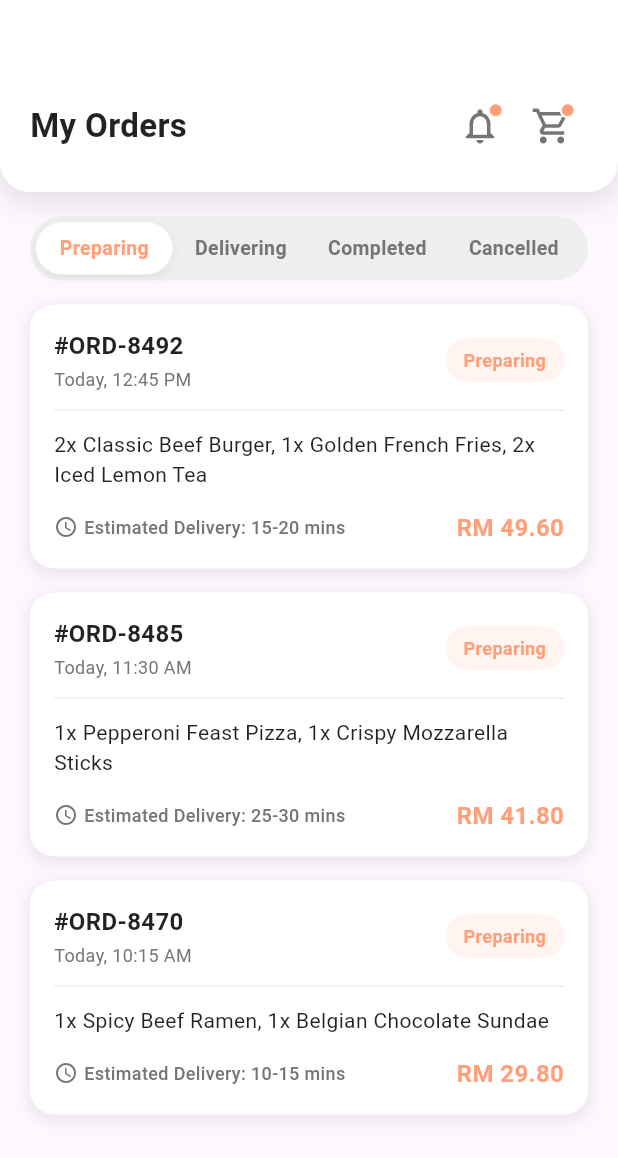
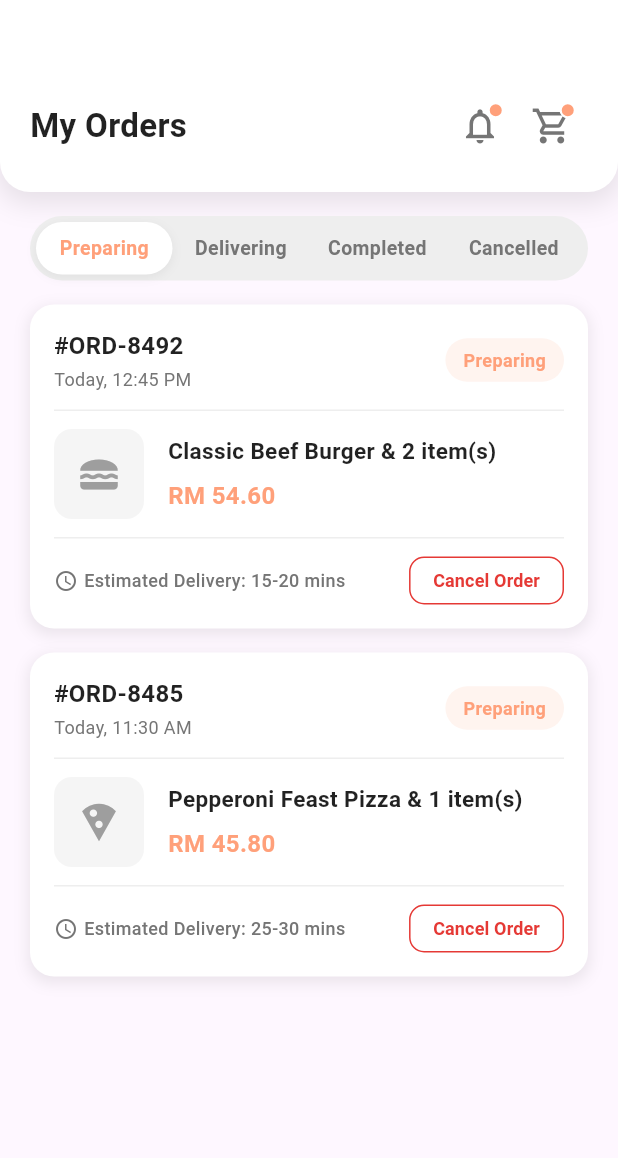
Before and after one commit to kkhhhhh-v61/mad_assignment, a Flutter app: the CustomerOrders widget shown alone on an empty page, opened directly, on a phone screen of 412 x 824 dp. Shown: the top 1158 px of the screen. Run offline on Flutter 3.47's test engine with Material 3 defaults, Android fonts, the phone set to English and light mode, and no system bars.

Commit message:
UI design 8

```diff
--- a/lib/customer/home.dart
+++ b/lib/customer/home.dart
@@ -1,7 +1,7 @@
 import 'package:flutter/material.dart';
 
-// ignore: unused_import
 import '../global.dart';
+
 // TODELETE
 import '../data.dart';
 import 'header.dart';
--- a/lib/customer/menu.dart
+++ b/lib/customer/menu.dart
@@ -1,7 +1,7 @@
 import 'package:flutter/material.dart';
 
-// ignore: unused_import
 import '../global.dart';
+
 // TODELETE
 import '../data.dart';
 import 'filter_overlay.dart';
--- a/lib/customer/orders.dart
+++ b/lib/customer/orders.dart
@@ -1,7 +1,9 @@
 import 'package:flutter/material.dart';
 
-// ignore: unused_import
 import '../global.dart';
+
+import 'order_details.dart';
+
 // TODELETE
 import '../data.dart';
 import 'header.dart';
@@ -92,7 +94,7 @@ class _CustomerOrdersState extends State<CustomerOrders> {
         Expanded(
           child: SingleChildScrollView(
             // TODELETE
-            child: buildDummyOrders(),
+            child: buildDummyOrders(_selectedStatus),
           ),
         ),
       ],
@@ -101,20 +103,70 @@ class _CustomerOrdersState extends State<CustomerOrders> {
 }
 
 // ==================== Order Card UI ====================
-Widget buildOrderCard(Map<String, Object> order) {
+Widget buildOrderCard(BuildContext context, Map<String, Object> order) {
   final String orderId = order['orderId'] as String;
   final String date = order['date'] as String;
   final String status = order['status'] as String;
-  final String items = order['items'] as String;
+  final List<Map<String, Object>> itemsList = (order['items'] as List).cast<Map<String, Object>>();
   final String totalPrice = order['totalPrice'] as String;
   final String info = order['info'] as String;
+  final IconData? icon = order['icon'] as IconData?;
 
-  final bool isPreparing = status == 'Preparing';
-  final Color statusColor = isPreparing
-      ? const Color.fromARGB(255, 255, 160, 122)
-      : const Color(0xFF4CAF50);
+  Color statusColor;
+  IconData footerIcon;
+  String buttonText;
+  Color buttonColor;
+  bool isOutlined;
 
-  return Container(
+  switch (status) {
+    case 'Preparing':
+      statusColor = const Color.fromARGB(255, 255, 160, 122);
+      footerIcon = Icons.access_time;
+      buttonText = 'Cancel Order';
+      buttonColor = const Color(0xFFE53935);
+      isOutlined = true;
+      break;
+    case 'Delivering':
+      statusColor = const Color(0xFF2196F3);
+      footerIcon = Icons.delivery_dining;
+      buttonText = 'Track Order';
+      buttonColor = const Color.fromARGB(255, 255, 160, 122);
+      isOutlined = false;
+      break;
+    case 'Cancelled':
+      statusColor = const Color(0xFFE53935);
+      footerIcon = Icons.cancel_outlined;
+      buttonText = 'Reorder';
+      buttonColor = const Color.fromARGB(255, 255, 160, 122);
+      isOutlined = false;
+      break;
+    case 'Completed':
+    default:
+      statusColor = const Color(0xFF4CAF50);
+      footerIcon = Icons.check_circle_outline;
+      buttonText = 'Reorder';
+      buttonColor = const Color.fromARGB(255, 255, 160, 122);
+      isOutlined = false;
+      break;
+  }
+
+  // Parse items
+  String firstItemName = itemsList.isNotEmpty ? itemsList.first['name'] as String : '';
+  final int remainingCount = itemsList.length - 1;
+  final String displayItems = remainingCount > 0
+      ? '$firstItemName & $remainingCount item(s)'
+      : firstItemName;
+
+  return GestureDetector(
+    onTap: () {
+      Navigator.push(
+        context,
+        MaterialPageRoute(
+          builder: (context) => OrderDetails(order: order),
+        ),
+      );
+    },
+    child: Container(
       margin: const EdgeInsets.only(bottom: 16.0),
       padding: const EdgeInsets.all(16.0),
       decoration: BoxDecoration(
@@ -157,10 +209,7 @@ Widget buildOrderCard(Map<String, Object> order) {
               ],
             ),
             Container(
-              padding: const EdgeInsets.symmetric(
-                horizontal: 12.0,
-                vertical: 6.0,
-              ),
+              padding: const EdgeInsets.symmetric(horizontal: 12.0, vertical: 6.0),
               decoration: BoxDecoration(
                 color: statusColor.withValues(alpha: 0.12),
                 borderRadius: BorderRadius.circular(20.0),
@@ -180,24 +229,64 @@ Widget buildOrderCard(Map<String, Object> order) {
           padding: EdgeInsets.symmetric(vertical: 12.0),
           child: Divider(color: Color(0xFFEEEEEE), height: 1.0),
         ),
+        Row(
+          crossAxisAlignment: CrossAxisAlignment.center,
+          children: [
+            if (icon != null) ...[
+              Container(
+                height: 60,
+                width: 60,
+                decoration: BoxDecoration(
+                  color: const Color(0xFFF5F5F5),
+                  borderRadius: BorderRadius.circular(12.0),
+                ),
+                child: Icon(
+                  icon,
+                  color: const Color(0xFF9E9E9E),
+                  size: 30,
+                ),
+              ),
+              const SizedBox(width: 16.0),
+            ],
+            Expanded(
+              child: Column(
+                crossAxisAlignment: CrossAxisAlignment.start,
+                children: [
                   Text(
-          items,
+                    displayItems,
                     style: const TextStyle(
-            fontSize: 14.0,
+                      fontSize: 15.0,
+                      fontWeight: FontWeight.bold,
                       color: Color(0xDD000000),
-            height: 1.4,
                     ),
-          maxLines: 2,
+                    maxLines: 1,
                     overflow: TextOverflow.ellipsis,
                   ),
-        const SizedBox(height: 14.0),
+                  const SizedBox(height: 8.0),
+                  Text(
+                    totalPrice,
+                    style: const TextStyle(
+                      fontWeight: FontWeight.bold,
+                      fontSize: 16.0,
+                      color: Color.fromARGB(255, 255, 160, 122),
+                    ),
+                  ),
+                ],
+              ),
+            ),
+          ],
+        ),
+        const Padding(
+          padding: EdgeInsets.symmetric(vertical: 12.0),
+          child: Divider(color: Color(0xFFEEEEEE), height: 1.0),
+        ),
         Row(
           mainAxisAlignment: MainAxisAlignment.spaceBetween,
           children: [
             Row(
               children: [
                 Icon(
-                  isPreparing ? Icons.access_time : Icons.check_circle_outline,
+                  footerIcon,
                   size: 16.0,
                   color: const Color(0xFF757575),
                 ),
@@ -212,17 +301,45 @@ Widget buildOrderCard(Map<String, Object> order) {
                 ),
               ],
             ),
-            Text(
-              totalPrice,
-              style: const TextStyle(
-                fontWeight: FontWeight.bold,
-                fontSize: 16.0,
-                color: Color.fromARGB(255, 255, 160, 122),
+            SizedBox(
+              height: 32,
+              child: isOutlined
+                  ? OutlinedButton(
+                      onPressed: () {},
+                      style: OutlinedButton.styleFrom(
+                        foregroundColor: buttonColor,
+                        side: BorderSide(color: buttonColor),
+                        shape: RoundedRectangleBorder(
+                          borderRadius: BorderRadius.circular(10.0),
+                        ),
+                        padding: const EdgeInsets.symmetric(horizontal: 16.0),
+                      ),
+                      child: Text(
+                        buttonText,
+                        style: const TextStyle(fontWeight: FontWeight.bold, fontSize: 12.0),
+                      ),
+                    )
+                  : ElevatedButton(
+                      onPressed: () {},
+                      style: ElevatedButton.styleFrom(
+                        backgroundColor: buttonColor,
+                        foregroundColor: Colors.white,
+                        shape: RoundedRectangleBorder(
+                          borderRadius: BorderRadius.circular(10.0),
+                        ),
+                        elevation: 0,
+                        padding: const EdgeInsets.symmetric(horizontal: 16.0),
+                      ),
+                      child: Text(
+                        buttonText,
+                        style: const TextStyle(fontWeight: FontWeight.bold, fontSize: 12.0),
+                      ),
                     ),
             ),
           ],
         ),
       ],
     ),
+  ),
 );
 }
--- a/lib/data.dart
+++ b/lib/data.dart
@@ -216,42 +216,96 @@ Widget buildDummyMenuItems({bool onlyTrending = false}) {
 }
 
 // ==================== Dummy Orders Function ====================
-Widget buildDummyOrders() {
+Widget buildDummyOrders(String selectedStatus) {
   const List<Map<String, Object>> dummyOrders = [
     {
       'orderId': '#ORD-8492',
       'date': 'Today, 12:45 PM',
       'status': 'Preparing',
-      'items':
-          '2x Classic Beef Burger, 1x Golden French Fries, 2x Iced Lemon Tea',
-      'totalPrice': 'RM 49.60',
+      'items': [
+        {'name': 'Classic Beef Burger', 'quantity': 2, 'price': 16.90},
+        {'name': 'Golden French Fries', 'quantity': 1, 'price': 5.80},
+        {'name': 'Iced Lemon Tea', 'quantity': 2, 'price': 5.00},
+      ],
+      'subtotal': 49.60,
+      'deliveryFee': 5.00,
+      'discount': 0.00,
+      'totalPrice': 'RM 54.60',
       'info': 'Estimated Delivery: 15-20 mins',
+      'icon': Icons.lunch_dining,
+    },
+    {
+      'orderId': '#ORD-8488',
+      'date': 'Today, 12:15 PM',
+      'status': 'Delivering',
+      'items': [
+        {'name': 'Classic Beef Burger', 'quantity': 2, 'price': 16.90},
+        {'name': 'Iced Lemon Tea', 'quantity': 1, 'price': 5.00},
+      ],
+      'subtotal': 38.80,
+      'deliveryFee': 3.00,
+      'discount': 5.00,
+      'totalPrice': 'RM 36.80',
+      'info': 'Estimated Arrival: 5 mins',
+      'icon': Icons.lunch_dining,
     },
     {
       'orderId': '#ORD-8485',
       'date': 'Today, 11:30 AM',
       'status': 'Preparing',
-      'items': '1x Pepperoni Feast Pizza, 1x Crispy Mozzarella Sticks',
-      'totalPrice': 'RM 41.80',
+      'items': [
+        {'name': 'Pepperoni Feast Pizza', 'quantity': 1, 'price': 28.90},
+        {'name': 'Crispy Mozzarella Sticks', 'quantity': 1, 'price': 12.90},
+      ],
+      'subtotal': 41.80,
+      'deliveryFee': 4.00,
+      'discount': 0.00,
+      'totalPrice': 'RM 45.80',
       'info': 'Estimated Delivery: 25-30 mins',
+      'icon': Icons.local_pizza,
     },
     {
       'orderId': '#ORD-8470',
-      'date': 'Today, 10:15 AM',
-      'status': 'Preparing',
-      'items': '1x Spicy Beef Ramen, 1x Belgian Chocolate Sundae',
-      'totalPrice': 'RM 29.80',
-      'info': 'Estimated Delivery: 10-15 mins',
+      'date': 'Yesterday, 7:15 PM',
+      'status': 'Completed',
+      'items': [
+        {'name': 'Spicy Beef Ramen', 'quantity': 1, 'price': 22.90},
+        {'name': 'Belgian Chocolate Sundae', 'quantity': 1, 'price': 6.90},
+      ],
+      'subtotal': 29.80,
+      'deliveryFee': 4.00,
+      'discount': 2.00,
+      'totalPrice': 'RM 31.80',
+      'info': 'Delivered in 18 mins',
+      'icon': Icons.ramen_dining,
+    },
+    {
+      'orderId': '#ORD-8462',
+      'date': 'Yesterday, 1:30 PM',
+      'status': 'Cancelled',
+      'items': [
+        {'name': 'Pepperoni Feast Pizza', 'quantity': 1, 'price': 28.90},
+      ],
+      'subtotal': 28.90,
+      'deliveryFee': 4.00,
+      'discount': 0.00,
+      'totalPrice': 'RM 32.90',
+      'info': 'Cancelled by restaurant',
+      'icon': Icons.local_pizza,
     },
   ];
+
+  final filteredOrders = dummyOrders
+      .where((order) => order['status'] == selectedStatus)
+      .toList();
 
   return ListView.builder(
     shrinkWrap: true,
     physics: const NeverScrollableScrollPhysics(),
     padding: const EdgeInsets.symmetric(horizontal: 20.0, vertical: 8.0),
-    itemCount: dummyOrders.length,
+    itemCount: filteredOrders.length,
     itemBuilder: (context, index) {
-      return buildOrderCard(dummyOrders[index]);
+      return buildOrderCard(context, filteredOrders[index]);
     },
   );
 }
```
Also changed, not shown: lib/customer/order_details.dart (added, +390 -0 lines). Lines whose indentation alone changed are shown as unchanged.
